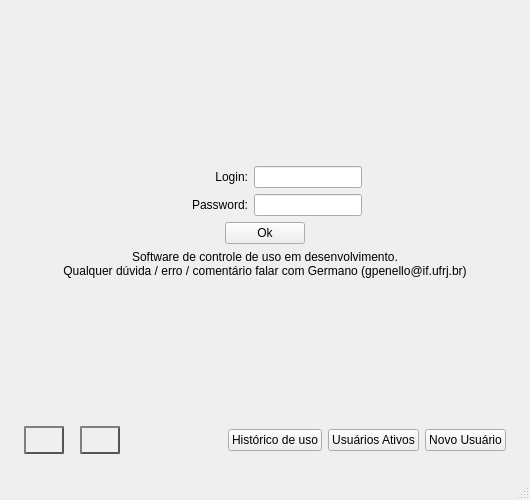
Before: the Qt Designer form Controle_UsoDeEquipamento/GUI/telaControle.ui in gpenello/ControleDeUso, drawn with Qt 5.
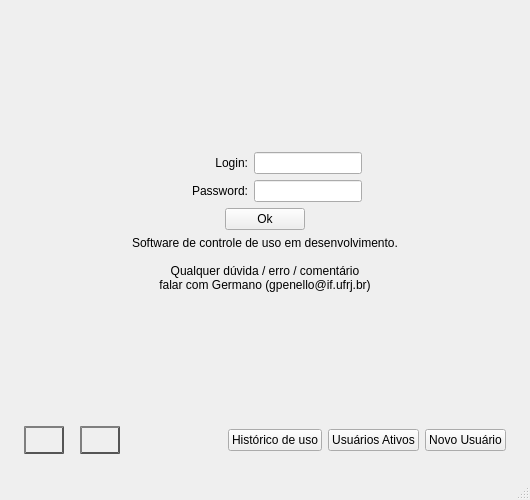
After: the same form once the commit is applied. Icons and pictures are not drawn.

Patch:
```diff
--- a/Controle_UsoDeEquipamento/GUI/telaControle.ui
+++ b/Controle_UsoDeEquipamento/GUI/telaControle.ui
@@ -287,7 +287,9 @@
        <widget class="QLabel" name="lbl_info">
         <property name="text">
          <string>Software de controle de uso em desenvolvimento.
-Qualquer dúvida / erro / comentário falar com Germano (gpenello@if.ufrj.br)</string>
+
+Qualquer dúvida / erro / comentário 
+falar com Germano (gpenello@if.ufrj.br)</string>
         </property>
         <property name="alignment">
          <set>Qt::AlignCenter</set>
```
